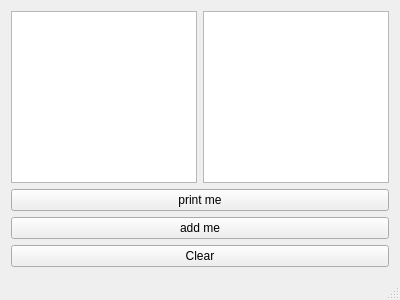
jipr311/Example-custom-Model-list-view, file mainwindow.ui: the form before one commit.
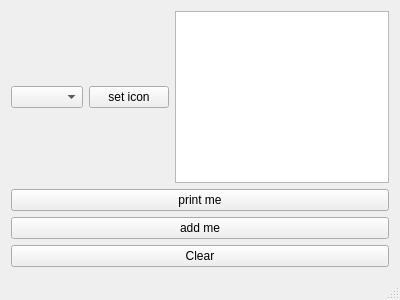
The form after the commit.

Commit message: icons and metaenum added.

The edit to the form file:
```diff
--- a/mainwindow.ui
+++ b/mainwindow.ui
@@ -18,7 +18,14 @@
     <item>
      <layout class="QHBoxLayout" name="horizontalLayout">
       <item>
-       <widget class="QListWidget" name="listWidget"/>
+       <widget class="QComboBox" name="comboBox"/>
+      </item>
+      <item>
+       <widget class="QPushButton" name="pushButton_4">
+        <property name="text">
+         <string>set icon</string>
+        </property>
+       </widget>
       </item>
       <item>
        <widget class="QListView" name="listView">
```
The commit also changes 10 other files.
